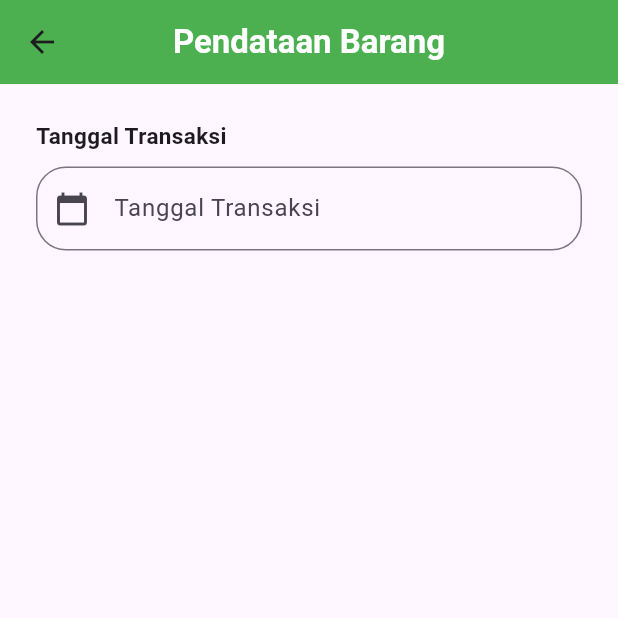
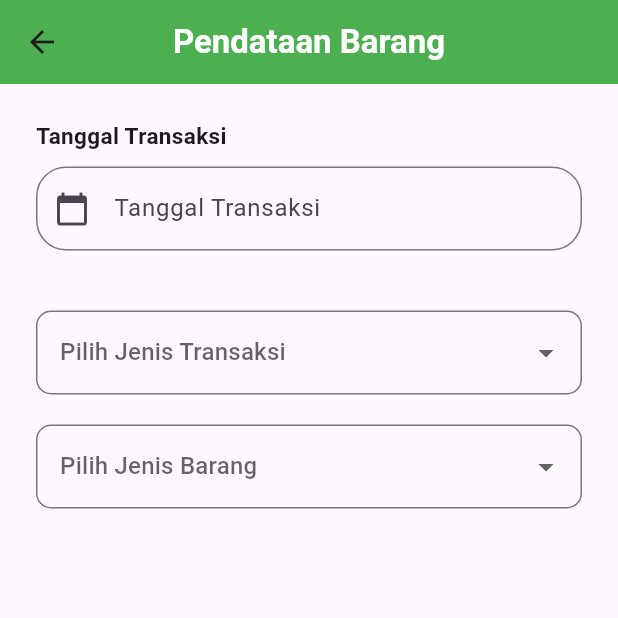
Before and after one commit to bimbim1214/20220140065_UCP1Flutter, a Flutter app: the PendataanBarangPage screen opened directly, on a phone screen of 412 x 824 dp, the top half of it. Run offline on Flutter 3.47's test engine with Material 3 defaults, Android fonts, the phone set to English and light mode, and no system bars.

Commit message:
menambah from input dropdown jenis transaksi dan jenis barang

```diff
--- a/lib/produk/pendataan_barang_page.dart
+++ b/lib/produk/pendataan_barang_page.dart
@@ -116,6 +116,63 @@ class _PendataanBarangPageState extends State<PendataanBarangPage> {
                     return null;
                   },
                 ),
+                const SizedBox(height: 40),
+                DropdownButtonFormField<String>(
+                  value: JenisTransaksi,
+                  hint: const Text('Pilih Jenis Transaksi'),
+                  items: barangList.map((String item) {
+                    return DropdownMenuItem<String>(
+                      value: item,
+                      child: Text(item),
+                    );
+                  }).toList(),
+                  onChanged: (String? newValue) {
+                    setState(() {
+                      JenisTransaksi = newValue;
+                    });
+                  },
+                  decoration: InputDecoration(
+                    border: OutlineInputBorder(
+                      borderRadius: BorderRadius.circular(10.0),
+                      borderSide: const BorderSide(color: Colors.green),
+                    ),
+                  ),
+                  validator: (value) {
+                    if (value == null || value.isEmpty) {
+                      return 'Tolong pilih jenis barang';
+                    }
+                    return null;
+                  },
+                ),
+                const SizedBox(height: 20),
+                DropdownButtonFormField<String>(
+                  value: JenisBarang,
+                  hint: const Text('Pilih Jenis Barang'),
+                  items: jenisBarangList.map((String item) {
+                    return DropdownMenuItem<String>(
+                      value: item,
+                      child: Text(item),
+                    );
+                  }).toList(),
+                  onChanged: (String? newValue) {
+                    setState(() {
+                      JenisBarang = newValue;
+                    });
+                    calculateHargaBarang();
+                  },
+                  decoration: InputDecoration(
+                    border: OutlineInputBorder(
+                      borderRadius: BorderRadius.circular(10.0),
+                      borderSide: const BorderSide(color: Colors.green),
+                    ),
+                  ),
+                  validator: (value) {
+                    if (value == null || value.isEmpty) {
+                      return 'Tolong pilih jenis barang B';
+                    }
+                    return null;
+                  },
+                ),
 
               ],
             ),
```
